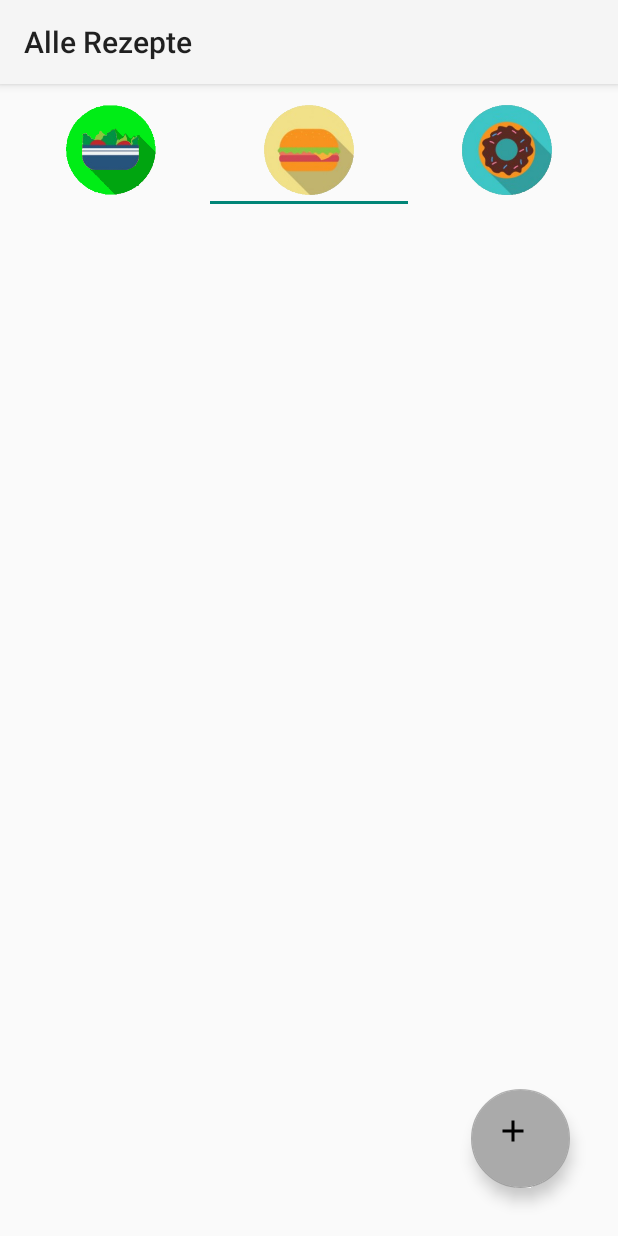
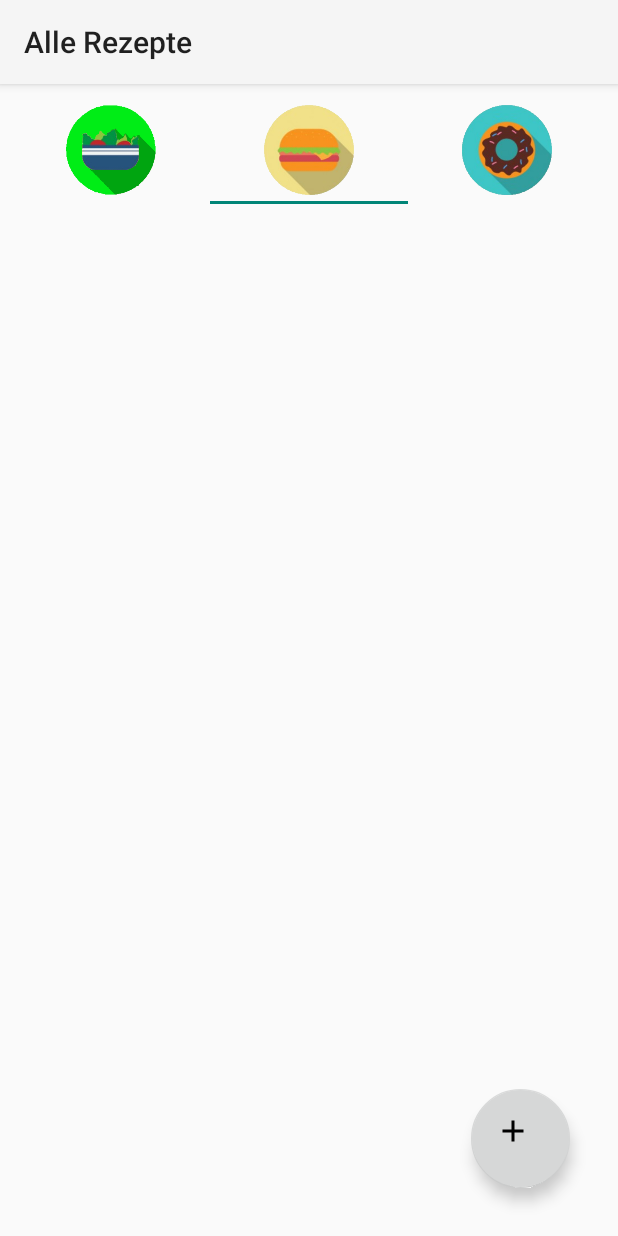
Before and after one commit to JanNB97/RecipesPlayer, an Android app: the screen it shows after launch (MainActivity), on a phone screen of 412 x 824 dp. Run offline under Robolectric (Android 15) with nearby library versions, the phone set to English and light mode, and no system bars; libraries missing offline, so code that uses them is left out: com.squareup.okhttp; 6 statements that could not run were skipped.

Commit message:
changed color of floating action button

```diff
--- a/app/src/main/res/layout/activity_main.xml
+++ b/app/src/main/res/layout/activity_main.xml
@@ -23,7 +23,7 @@
         android:layout_marginBottom="32dp"
         android:clickable="true"
         android:onClick="handleClickOnAddRecipe"
-        app:backgroundTint="@android:color/darker_gray"
+        app:backgroundTint="?attr/colorButtonNormal"
         app:layout_constraintBottom_toBottomOf="parent"
         app:layout_constraintEnd_toEndOf="parent"
         app:srcCompat="@drawable/ic_add" />
--- a/app/src/main/res/values/colors.xml
+++ b/app/src/main/res/values/colors.xml
@@ -2,5 +2,5 @@
 <resources>
     <color name="colorPrimary">#008577</color>
     <color name="colorPrimaryDark">#00574B</color>
-    <color name="colorAccent">#D81B60</color>
+    <color name="colorAccent">#d81b60</color>
 </resources>
```
